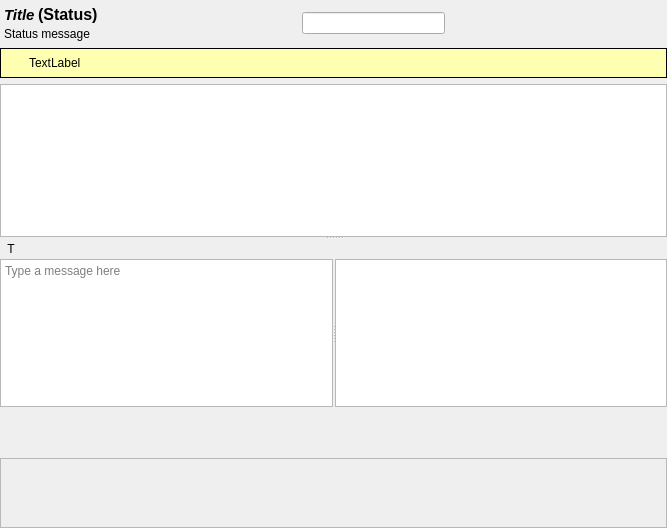
First picture: the form in retroshare-gui/src/gui/chat/ChatWidget.ui, repository RetroShare/RetroShare, before the edit.
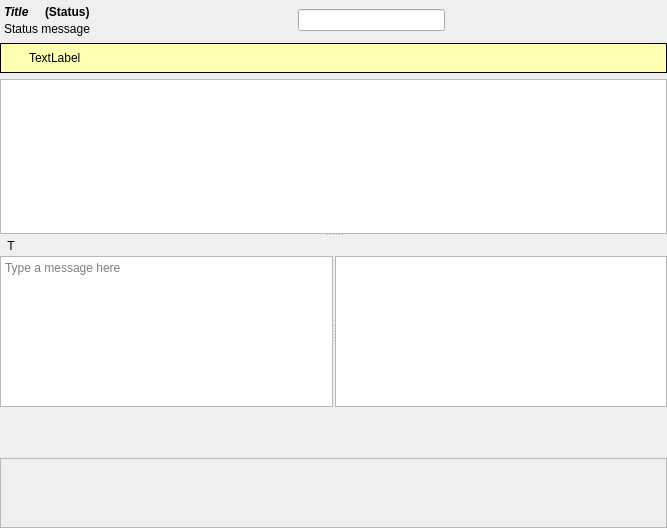
Second picture: the form after the edit. Icons and pictures are not drawn. Custom widgets are drawn as their Qt base class.

```diff
--- a/retroshare-gui/src/gui/chat/ChatWidget.ui
+++ b/retroshare-gui/src/gui/chat/ChatWidget.ui
@@ -87,7 +87,6 @@
              <widget class="QLabel" name="titleLabel">
               <property name="font">
                <font>
-                <pointsize>11</pointsize>
                 <weight>75</weight>
                 <italic>true</italic>
                 <bold>true</bold>
@@ -105,7 +104,6 @@
              <widget class="QLabel" name="statusLabel">
               <property name="font">
                <font>
-                <pointsize>12</pointsize>
                 <weight>75</weight>
                 <bold>true</bold>
                </font>
```
